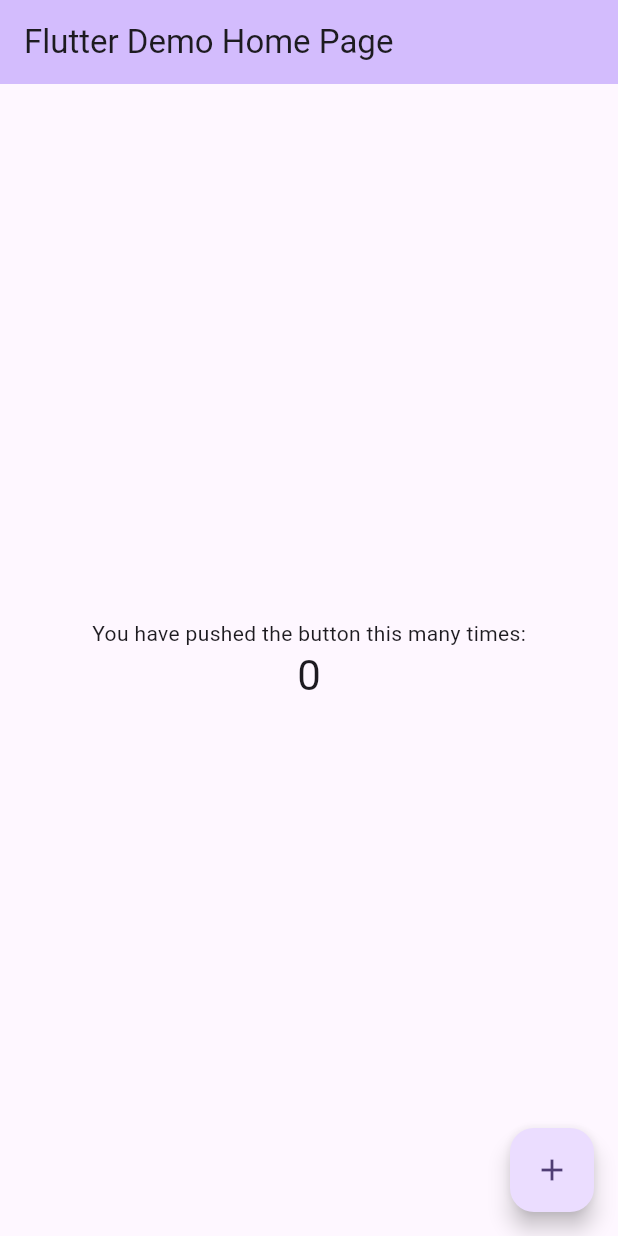
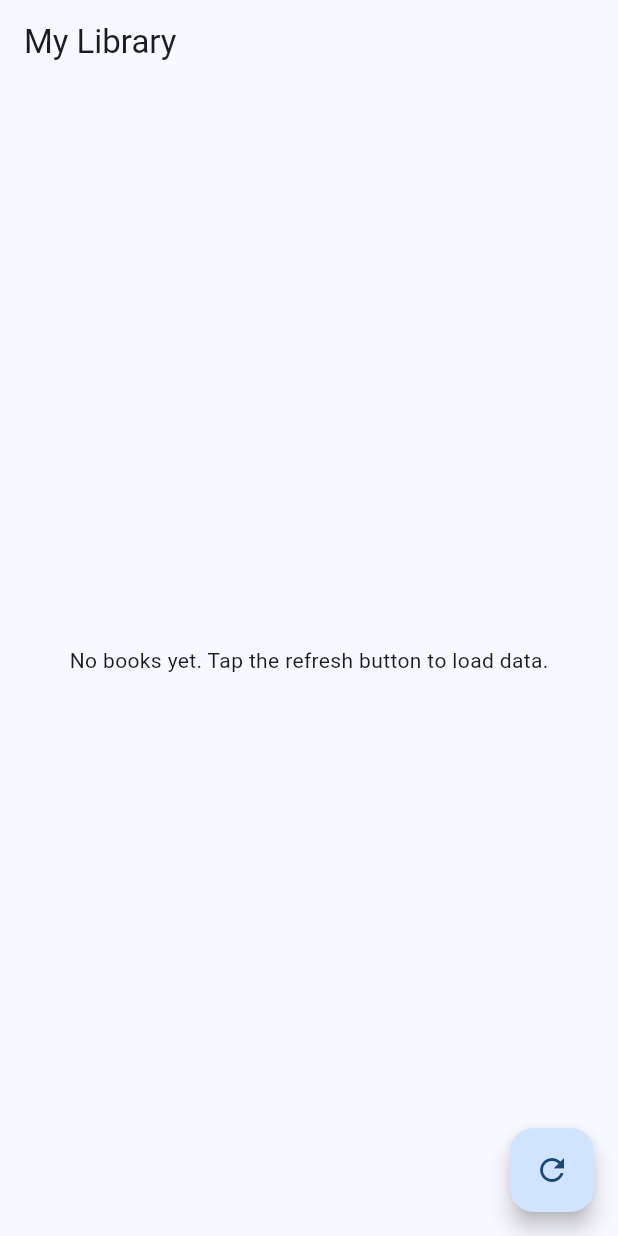
Before and after one commit to UDeedIt/ExLibris, a Flutter app: the screen it shows after launch, on a phone screen of 412 x 824 dp. Run offline on Flutter 3.47's test engine with Material 3 defaults, Android fonts, the phone set to English and light mode, and no system bars; our stand-ins replace drift, flutter_riverpod; accounts and stored records are empty; generated files the repository leaves out were written again.

```diff
--- a/lib/main.dart
+++ b/lib/main.dart
@@ -1,75 +1,29 @@
+// lib/main.dart
+
 import 'package:flutter/material.dart';
+import 'package:flutter_riverpod/flutter_riverpod.dart';
+import 'presentation/books/view/book_list_screen.dart';
 
 void main() {
-  runApp(const MyApp());
+  runApp(
+    const ProviderScope(
+      child: ExLibrisApp(),
+    ),
+  );
 }
 
-/// The root widget of the application.
-class MyApp extends StatelessWidget {
-  const MyApp({super.key});
+class ExLibrisApp extends StatelessWidget {
+  const ExLibrisApp({super.key});
 
   @override
   Widget build(BuildContext context) {
     return MaterialApp(
-      title: 'Flutter Demo',
-      // Defines the theme of the application.
+      title: 'Ex Libris',
       theme: ThemeData(
-        colorScheme: ColorScheme.fromSeed(seedColor: Colors.deepPurple),
+        useMaterial3: true,
+        colorSchemeSeed: Colors.blue,
       ),
-      // The home screen of the app.
-      home: const MyHomePage(title: 'Flutter Demo Home Page'),
+      home: const BookListScreen(),
     );
   }
 }
-
-/// Stateful widget that represents the home page of the application.
-class MyHomePage extends StatefulWidget {
-  const MyHomePage({super.key, required this.title});
-
-  /// The title displayed in the app bar.
-  final String title;
-
-  @override
-  State<MyHomePage> createState() => _MyHomePageState();
-}
-
-/// State for the MyHomePage widget.
-class _MyHomePageState extends State<MyHomePage> {
-  /// Counter to track number of button presses.
-  int _counter = 0;
-
-  /// Increment the counter and update the UI.
-  void _incrementCounter() {
-    setState(() {
-      _counter++;
-    });
-  }
-
-  @override
-  Widget build(BuildContext context) {
-    return Scaffold(
-      appBar: AppBar(
-        backgroundColor: Theme.of(context).colorScheme.inversePrimary,
-        title: Text(widget.title),
-      ),
-      body: Center(
-        child: Column(
-          mainAxisAlignment: MainAxisAlignment.center,
-          children: [
-            const Text('You have pushed the button this many times:'),
-            Text(
-              // Display the current counter value.
-              '$_counter',
-              style: Theme.of(context).textTheme.headlineMedium,
-            ),
-          ],
-        ),
-      ),
-      floatingActionButton: FloatingActionButton(
-        onPressed: _incrementCounter, // Increment counter when button pressed.
-        tooltip: 'Increment',
-        child: const Icon(Icons.add),
-      ),
-    );
-  }
-}
--- /dev/null
+++ b/lib/presentation/books/view/book_list_screen.dart
@@ -0,0 +1,82 @@
+// lib/presentation/books/view/book_list_screen.dart
+
+import 'package:flutter/material.dart';
+import 'package:flutter_riverpod/flutter_riverpod.dart';
+import 'package:ex_libris/presentation/books/viewmodel/book_list_view_model.dart';
+
+/// Screen that displays the list of books.
+///
+/// Uses [bookListViewModelProvider] to load and observe state.
+class BookListScreen extends ConsumerWidget {
+  const BookListScreen({super.key});
+
+  @override
+  Widget build(BuildContext context, WidgetRef ref) {
+    final state = ref.watch(bookListViewModelProvider);
+
+    return Scaffold(
+      appBar: AppBar(
+        title: const Text('My Library'),
+      ),
+      body: _buildBody(context, ref, state),
+      floatingActionButton: FloatingActionButton(
+        onPressed: () {
+          // Trigger a manual refresh of the book list.
+          ref.read(bookListViewModelProvider.notifier).loadBooks();
+        },
+        child: const Icon(Icons.refresh),
+      ),
+    );
+  }
+
+  Widget _buildBody(
+      BuildContext context,
+      WidgetRef ref,
+      BookListState state,
+      ) {
+    if (state.isLoading && state.books.isEmpty) {
+      return const Center(child: CircularProgressIndicator());
+    }
+
+    if (state.errorMessage != null && state.books.isEmpty) {
+      return Center(
+        child: Padding(
+          padding: const EdgeInsets.all(16),
+          child: Text(
+            state.errorMessage!,
+            style: Theme.of(context).textTheme.bodyMedium?.copyWith(
+              color: Theme.of(context).colorScheme.error,
+            ),
+            textAlign: TextAlign.center,
+          ),
+        ),
+      );
+    }
+
+    if (state.books.isEmpty) {
+      return const Center(
+        child: Text('No books yet. Tap the refresh button to load data.'),
+      );
+    }
+
+    return RefreshIndicator(
+      onRefresh: () =>
+          ref.read(bookListViewModelProvider.notifier).loadBooks(),
+      child: ListView.builder(
+        itemCount: state.books.length,
+        itemBuilder: (context, index) {
+          final book = state.books[index];
+          return ListTile(
+            title: Text(book.title),
+            subtitle: Text(
+              book.authorName?.isNotEmpty == true
+                  ? book.authorName!
+                  : 'Unknown author',
+            ),
+            trailing: Text(book.readingStatus),
+          );
+        },
+      ),
+    );
+  }
+}
--- /dev/null
+++ b/lib/presentation/books/viewmodel/book_list_view_model.dart
@@ -0,0 +1,93 @@
+// lib/presentation/books/viewmodel/book_list_view_model.dart
+
+import 'package:flutter_riverpod/flutter_riverpod.dart';
+import 'package:ex_libris/data/providers/data_providers.dart';
+import 'package:ex_libris/domain/entities/book.dart';
+import 'package:ex_libris/data/repositories/book_repository.dart';
+import 'package:ex_libris/domain/sample_data/sample_books.dart';
+
+/// Immutable state for the book list screen.
+class BookListState {
+  /// Whether the data is currently being loaded.
+  final bool isLoading;
+
+  /// List of all books to be displayed.
+  final List<Book> books;
+
+  /// Optional error message to display in the UI.
+  final String? errorMessage;
+
+  const BookListState({
+    required this.isLoading,
+    required this.books,
+    this.errorMessage,
+  });
+
+  /// Convenience constructor for the initial state.
+  factory BookListState.initial() => const BookListState(
+    isLoading: false,
+    books: [],
+    errorMessage: null,
+  );
+
+  /// Returns a copy of this state with the given fields updated.
+  BookListState copyWith({
+    bool? isLoading,
+    List<Book>? books,
+    String? errorMessage,
+  }) {
+    return BookListState(
+      isLoading: isLoading ?? this.isLoading,
+      books: books ?? this.books,
+      errorMessage: errorMessage,
+    );
+  }
+}
+
+/// ViewModel responsible for loading and refreshing the list of books.
+class BookListViewModel extends Notifier<BookListState> {
+  @override
+  BookListState build() => BookListState.initial();
+
+  /// Loads all books using the [BookRepository] provider.
+  /// or insert sample books if the list is empty
+  Future<void> loadBooks() async {
+    state = state.copyWith(isLoading: true, errorMessage: null);
+
+    try {
+      final repo = ref.read(bookRepositoryProvider);
+      var books = await repo.getAllBooks();
+
+      // If there are no books yet, insert a few sample entries.
+      if (books.isEmpty) {
+        await _ensureSampleBooksIfEmpty(repo);
+        books = await repo.getAllBooks();
+      }
+
+      state = state.copyWith(isLoading: false, books: books);
+
+    } catch (e) {
+      state = state.copyWith(
+        isLoading: false,
+        errorMessage: e.toString(),
+      );
+    }
+  }
+
+  /// Inserts sample books into the repository if no books exist yet.
+  ///
+  /// This is used to populate the local database with initial data for
+  /// demonstration purposes when the app is started on a clean install.
+  Future<void> _ensureSampleBooksIfEmpty(BookRepository repo) async {
+    final existing = await repo.getAllBooks();
+    if (existing.isNotEmpty) return;
+
+    for (final book in kSampleBooks) {
+      await repo.addBook(book);
+    }
+  }
+}
+
+/// Riverpod provider exposing the [BookListViewModel] and its state.
+final bookListViewModelProvider =
+NotifierProvider<BookListViewModel, BookListState>(BookListViewModel.new);
```
Also changed, not shown: lib/domain/sample_data/sample_books.dart (added, +66 -0 lines), 2 other files.
